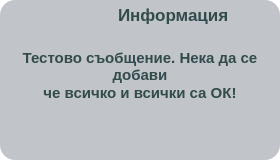
The window that app/ui/widgets/customMessageWidget.ui (DevilPhp/WorkSalary.v01) describes before a commit, drawn with Qt 5.
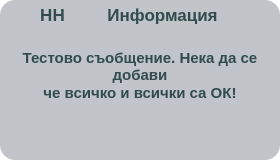
The same window after the commit. Icons and pictures are not drawn.

Patch:
```diff
--- a/app/ui/widgets/customMessageWidget.ui
+++ b/app/ui/widgets/customMessageWidget.ui
@@ -41,26 +41,6 @@
 	border: none;
 }
 
-QPushButton:hover {
-	background-color: #aeaeae;
-}
-
-QCheckBox:checked {
-	color: #008b69;
-}
-
-QLineEdit {
-	border-bottom: 1px solid #7c9399;
-}
-
-QLineEdit:disabled {
-	color: #87b0a6;
-}
-
-QCheckBoxl::label {
-	word-wrap: break-word;
-}
-
 #titleWidget * {
 	font-size: 13pt;
 	font-weight: 700;
@@ -118,6 +98,12 @@
       </property>
       <item alignment="Qt::AlignHCenter|Qt::AlignVCenter">
        <widget class="QWidget" name="titleWidget" native="true">
+        <property name="minimumSize">
+         <size>
+          <width>200</width>
+          <height>0</height>
+         </size>
+        </property>
         <layout class="QHBoxLayout" name="horizontalLayout">
          <property name="spacing">
           <number>20</number>
@@ -134,13 +120,51 @@
          <property name="bottomMargin">
           <number>0</number>
          </property>
-         <item alignment="Qt::AlignHCenter|Qt::AlignVCenter">
+         <item>
+          <layout class="QFormLayout" name="formLayout">
+           <property name="labelAlignment">
+            <set>Qt::AlignCenter</set>
+           </property>
+           <property name="formAlignment">
+            <set>Qt::AlignCenter</set>
+           </property>
+           <item row="0" column="0">
+            <widget class="QWidget" name="widget_2" native="true">
+             <property name="minimumSize">
+              <size>
+               <width>0</width>
+               <height>0</height>
+              </size>
+             </property>
+             <property name="maximumSize">
+              <size>
+               <width>100</width>
+               <height>16777215</height>
+              </size>
+             </property>
+             <layout class="QHBoxLayout" name="horizontalLayout_3">
+              <property name="spacing">
+               <number>0</number>
+              </property>
+              <property name="leftMargin">
+               <number>0</number>
+              </property>
+              <property name="topMargin">
+               <number>0</number>
+              </property>
+              <property name="rightMargin">
+               <number>0</number>
+              </property>
+              <property name="bottomMargin">
+               <number>0</number>
+              </property>
+              <item>
           <widget class="QPushButton" name="iconHolder">
            <property name="focusPolicy">
             <enum>Qt::NoFocus</enum>
            </property>
            <property name="text">
-            <string/>
+                 <string>HH</string>
            </property>
            <property name="icon">
             <iconset resource="../../../resources.qrc">
@@ -154,12 +178,41 @@
            </property>
           </widget>
          </item>
-         <item alignment="Qt::AlignHCenter|Qt::AlignVCenter">
+             </layout>
+            </widget>
+           </item>
+           <item row="0" column="1">
+            <widget class="QWidget" name="widget_3" native="true">
+             <layout class="QHBoxLayout" name="horizontalLayout_4">
+              <property name="spacing">
+               <number>0</number>
+              </property>
+              <property name="leftMargin">
+               <number>0</number>
+              </property>
+              <property name="topMargin">
+               <number>0</number>
+              </property>
+              <property name="rightMargin">
+               <number>0</number>
+              </property>
+              <property name="bottomMargin">
+               <number>0</number>
+              </property>
+              <item>
           <widget class="QLabel" name="label">
            <property name="text">
             <string>Информация</string>
            </property>
-          </widget>
+                <property name="alignment">
+                 <set>Qt::AlignCenter</set>
+                </property>
+               </widget>
+              </item>
+             </layout>
+            </widget>
+           </item>
+          </layout>
          </item>
         </layout>
        </widget>
```
Lines whose indentation alone changed are shown as unchanged.
